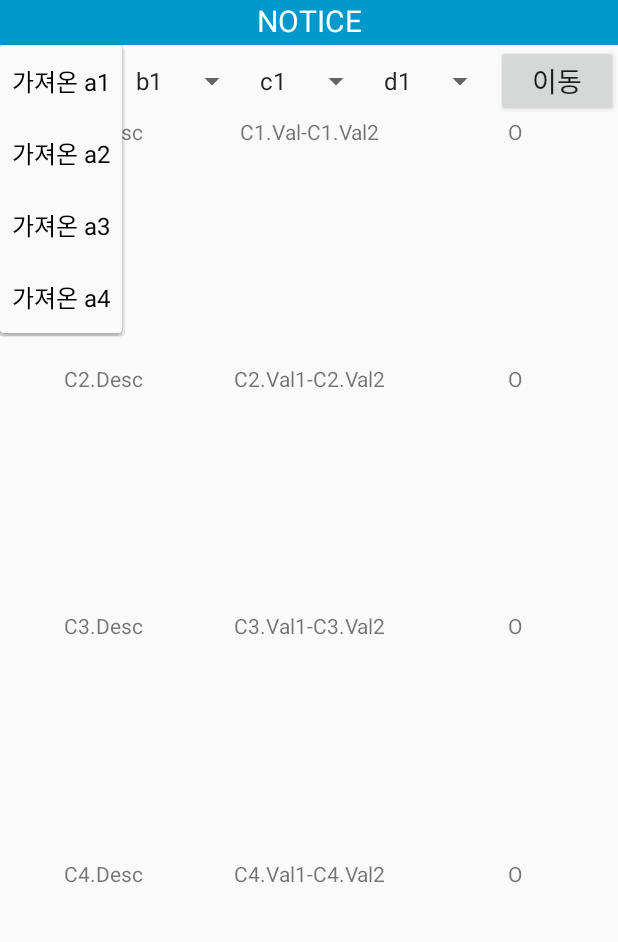
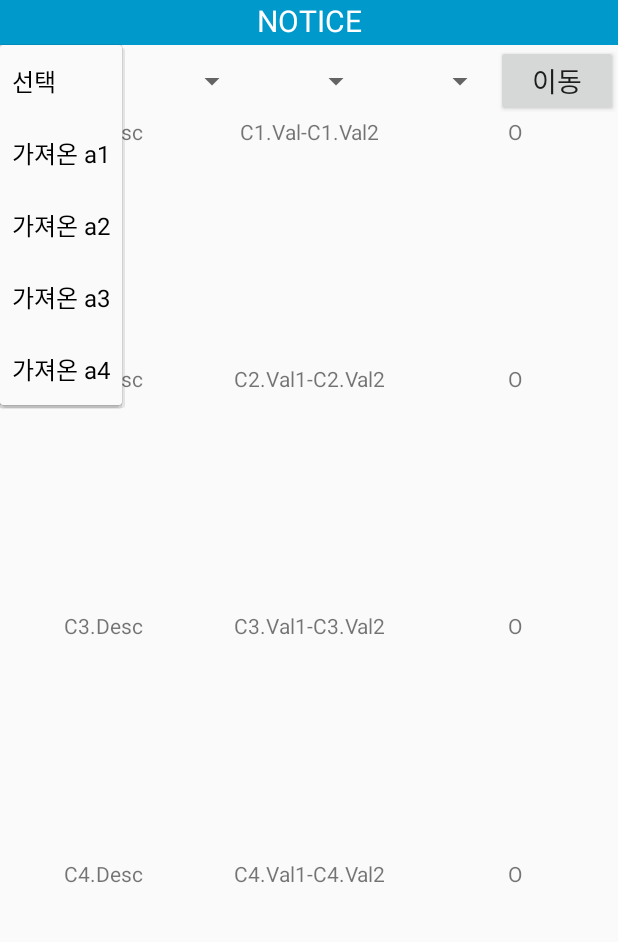
Before and after one commit to gfsusan/water-quality-analysis, an Android app: the Display1Activity screen opened directly, with no data from a screen before it, after a tap on an icon or button, on a phone screen of 412 x 824 dp, the part 129-1071 px from its top. Run offline under Robolectric (Android 15) with nearby library versions, the phone set to English and light mode, and no system bars.

Commit message:
Modified selection process of display1

```diff
--- a/app/src/main/java/com/example/susan/myapplication/Display1Activity.java
+++ b/app/src/main/java/com/example/susan/myapplication/Display1Activity.java
@@ -11,10 +11,21 @@ import android.widget.Button;
 import android.widget.LinearLayout;
 import android.widget.Spinner;
 
+import java.lang.reflect.Array;
+import java.util.ArrayList;
+import java.util.Collections;
+import java.util.List;
+
 public class Display1Activity extends AppCompatActivity {
+
     Button buttonMove;
     Spinner spinner1, spinner2, spinner3, spinner4;
-    ArrayAdapter<String> arrayAdapter;
+    ArrayAdapter<String> defaultAdapter;
+    final String nothing = "선택";
+    boolean onLoad = true;
+    final int nSpinner = 4;
+    int nSpinnerInitialized = 0;
+
     @Override
     protected void onCreate(Bundle savedInstanceState) {
         super.onCreate(savedInstanceState);
@@ -26,18 +37,88 @@ public class Display1Activity extends AppCompatActivity {
         spinner3 = (Spinner)findViewById(R.id.spinner3);
         spinner4 = (Spinner)findViewById(R.id.spinner4);
 
+        // defaultAdapter 생성
+        defaultAdapter = new ArrayAdapter<String>(context,
+                R.layout.support_simple_spinner_dropdown_item,
+                new String[]{nothing});
+
+        // set defaultAdapter
+        spinner2.setAdapter(defaultAdapter);
+        spinner3.setAdapter(defaultAdapter);
+        spinner4.setAdapter(defaultAdapter);
+
         // On create, spinner1의 list를 받아온다.
         // DB에서 String 배열 받아온다 !!!!
         // String[] items = 어쩌고저쩌고
+        String[] spinnerList1 = {"가져온 a1", "가져온 a2", "가져온 a3", "가져온 a4"};
+        ArrayList<String> list1 = new ArrayList<>();
+        Collections.addAll(list1,spinnerList1);
+        // 선택되지 않았을 때 값 추가
+        list1.add(0, nothing);
 
-        String[] items = {"가져온 a1", "가져온 a2", "가져온 a3", "가져온 a4"};
-        arrayAdapter = new ArrayAdapter<String>(context, R.layout.support_simple_spinner_dropdown_item, items);
-        spinner1.setAdapter(arrayAdapter);// arrayAdapter.createFromResource(this, items, R.layout.support_simple_spinner_dropdown_item);
+        // spinner1에게 arrayAdapter 줭
+        spinner1.setAdapter(new ArrayAdapter<String>(context,
+                R.layout.support_simple_spinner_dropdown_item,
+                list1));
+        spinner1.setSelection(0);
 
+
+        // spinner1의 item이 선택되었을 때
         spinner1.setOnItemSelectedListener(new AdapterView.OnItemSelectedListener() {
             @Override
             public void onItemSelected(AdapterView<?> adapterView, View view, int i, long l) {
-                // 선택되면 DB에서 데이터 불러와서 spinner2에 item list 보여줌
+                    // 선택되면 DB에서 데이터 불러와서 spinner2에 item list 보여줌
+                if(spinner1.getSelectedItemPosition()==0) {
+                    spinner2.setAdapter(defaultAdapter);
+                    spinner3.setAdapter(defaultAdapter);
+                    spinner4.setAdapter(defaultAdapter);
+                }
+                else {
+                    String[] spinnerList2 = {"가져온 b1", "가져온 b2", "가져온 b3", "가져온 b4"};
+                    ArrayList<String> list2 = new ArrayList<>();
+                    Collections.addAll(list2, spinnerList2);
+                    // 선택되지 않았을 때 값 추가
+                    list2.add(0, nothing);
+
+                    spinner2.setAdapter(new ArrayAdapter<String>(context,
+                            R.layout.support_simple_spinner_dropdown_item,
+                            list2));
+
+                    //하위 스피너 초기화
+                    spinner3.setAdapter(defaultAdapter);
+                    spinner4.setAdapter(defaultAdapter);
+                }
+            }
+
+            @Override
+            public void onNothingSelected(AdapterView<?> adapterView) {
+
+            }
+        });
+
+        // spinner2의 item이 선택되었을 때
+        spinner2.setOnItemSelectedListener(new AdapterView.OnItemSelectedListener() {
+            @Override
+            public void onItemSelected(AdapterView<?> adapterView, View view, int i, long l) {
+                    // 선택되면 DB에서 데이터 불러와서 spinner2에 item list 보여줌
+                if(spinner2.getSelectedItemPosition() == 0) {
+                    spinner3.setAdapter(defaultAdapter);
+                    spinner4.setAdapter(defaultAdapter);
+                }
+                else {
+                    String[] spinnerList3 = {"가져온 c1", "가져온 c2", "가져온 c3", "가져온 c4"};
+                    ArrayList<String> list3 = new ArrayList<>();
+                    Collections.addAll(list3, spinnerList3);
+                    // 선택되지 않았을 때 값 추가
+                    list3.add(0, nothing);
+
+                    spinner3.setAdapter(new ArrayAdapter<String>(context,
+                            R.layout.support_simple_spinner_dropdown_item,
+                            list3));
+
+                    // 하위 스피너 초기화
+                    spinner4.setAdapter(defaultAdapter);
+                }
 
             }
 
@@ -47,10 +128,25 @@ public class Display1Activity extends AppCompatActivity {
             }
         });
 
-        spinner2.setOnItemSelectedListener(new AdapterView.OnItemSelectedListener() {
+        // spinner3의 item이 선택되었을 때
+        spinner3.setOnItemSelectedListener(new AdapterView.OnItemSelectedListener() {
             @Override
             public void onItemSelected(AdapterView<?> adapterView, View view, int i, long l) {
-                // 선택되면 DB에서 데이터 불러와서 spinner2에 item list 보여줌
+                    // 선택되면 DB에서 데이터 불러와서 spinner2에 item list 보여줌
+                if(spinner3.getSelectedItemPosition() == 0) {
+                    spinner4.setAdapter(defaultAdapter);
+                }
+                else {
+                    String[] spinnerList4 = {"가져온 d1", "가져온 d2", "가져온 d3", "가져온 d4"};
+                    ArrayList<String> list4 = new ArrayList<>();
+                    Collections.addAll(list4, spinnerList4);
+                    // 선택되지 않았을 때 값 추가
+                    list4.add(0, nothing);
+
+                    spinner4.setAdapter(new ArrayAdapter<String>(context,
+                            R.layout.support_simple_spinner_dropdown_item,
+                            list4));
+                }
             }
 
             @Override
@@ -59,22 +155,14 @@ public class Display1Activity extends AppCompatActivity {
             }
         });
 
-        spinner3.setOnItemSelectedListener(new AdapterView.OnItemSelectedListener() {
-            @Override
-            public void onItemSelected(AdapterView<?> adapterView, View view, int i, long l) {
-                // 선택되면 DB에서 데이터 불러와서 spinner2에 item list 보여줌
-            }
-
-            @Override
-            public void onNothingSelected(AdapterView<?> adapterView) {
-
-            }
-        });
-
+        // spinner4의 item이 선택되었을 때
         spinner4.setOnItemSelectedListener(new AdapterView.OnItemSelectedListener() {
             @Override
             public void onItemSelected(AdapterView<?> adapterView, View view, int i, long l) {
-                // 선택되면 화면중앙에 해당하는 station의 최신정보를 받아와 criteria별로 표시함
+                    // 선택되면 화면중앙에 해당하는 station의 최신정보를 받아와 criteria별로 표시함
+                if(spinner4.getSelectedItemPosition() == 0) {
+
+                }
             }
 
             @Override
--- a/app/src/main/res/layout/activity_display1.xml
+++ b/app/src/main/res/layout/activity_display1.xml
@@ -115,6 +115,7 @@
                 android:orientation="horizontal">
 
                 <TextView
+                    android:id="@+id/text_c1_description"
                     android:layout_width="match_parent"
                     android:layout_height="wrap_content"
                     android:layout_weight="1"
@@ -122,6 +123,7 @@
                     android:textAlignment="center" />
 
                 <TextView
+                    android:id="@+id/text_c1_val"
                     android:layout_width="match_parent"
                     android:layout_height="wrap_content"
                     android:layout_weight="1"
@@ -129,6 +131,7 @@
                     android:textAlignment="center" />
 
                 <TextView
+                    android:id="@+id/text_c1_bool"
                     android:layout_width="match_parent"
                     android:layout_height="wrap_content"
                     android:layout_weight="1"
@@ -145,6 +148,7 @@
                 android:orientation="horizontal">
 
                 <TextView
+                    android:id="@+id/text_c2_description"
                     android:layout_width="match_parent"
                     android:layout_height="wrap_content"
                     android:layout_weight="1"
@@ -152,6 +156,7 @@
                     android:textAlignment="center" />
 
                 <TextView
+                    android:id="@+id/text_c2_val"
                     android:layout_width="match_parent"
                     android:layout_height="wrap_content"
                     android:layout_weight="1"
@@ -159,6 +164,7 @@
                     android:textAlignment="center" />
 
                 <TextView
+                    android:id="@+id/text_c2_bool"
                     android:layout_width="match_parent"
                     android:layout_height="wrap_content"
                     android:layout_weight="1"
@@ -174,6 +180,7 @@
                 android:orientation="horizontal">
 
                 <TextView
+                    android:id="@+id/text_c3_description"
                     android:layout_width="match_parent"
                     android:layout_height="wrap_content"
                     android:layout_weight="1"
@@ -181,6 +188,7 @@
                     android:textAlignment="center" />
 
                 <TextView
+                    android:id="@+id/text_c3_val"
                     android:layout_width="match_parent"
                     android:layout_height="wrap_content"
                     android:layout_weight="1"
@@ -188,6 +196,7 @@
                     android:textAlignment="center" />
 
                 <TextView
+                    android:id="@+id/text_c3_bool"
                     android:layout_width="match_parent"
                     android:layout_height="wrap_content"
                     android:layout_weight="1"
@@ -203,6 +212,7 @@
                 android:orientation="horizontal">
 
                 <TextView
+                    android:id="@+id/text_c4_description"
                     android:layout_width="match_parent"
                     android:layout_height="wrap_content"
                     android:layout_weight="1"
@@ -210,6 +220,7 @@
                     android:textAlignment="center" />
 
                 <TextView
+                    android:id="@+id/text_c4_val"
                     android:layout_width="match_parent"
                     android:layout_height="wrap_content"
                     android:layout_weight="1"
@@ -217,6 +228,7 @@
                     android:textAlignment="center" />
 
                 <TextView
+                    android:id="@+id/text_c4_bool"
                     android:layout_width="match_parent"
                     android:layout_height="wrap_content"
                     android:layout_weight="1"
```
